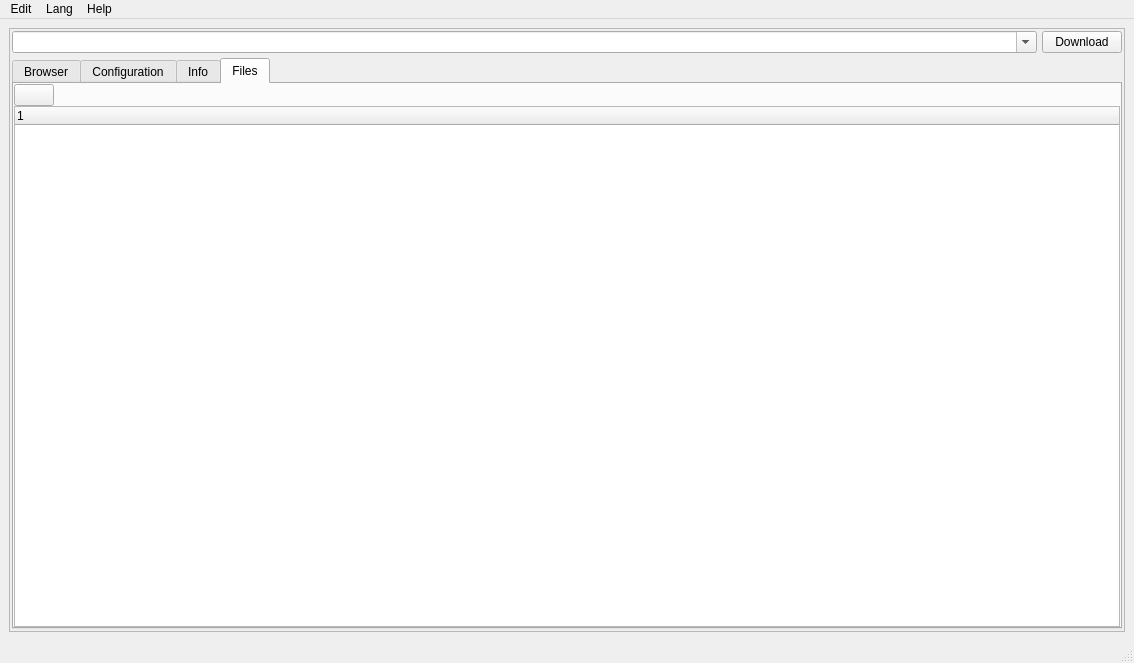
marcosvicente/BaixeAssista, file main/app/win/mainLayout.ui: the form before one commit.
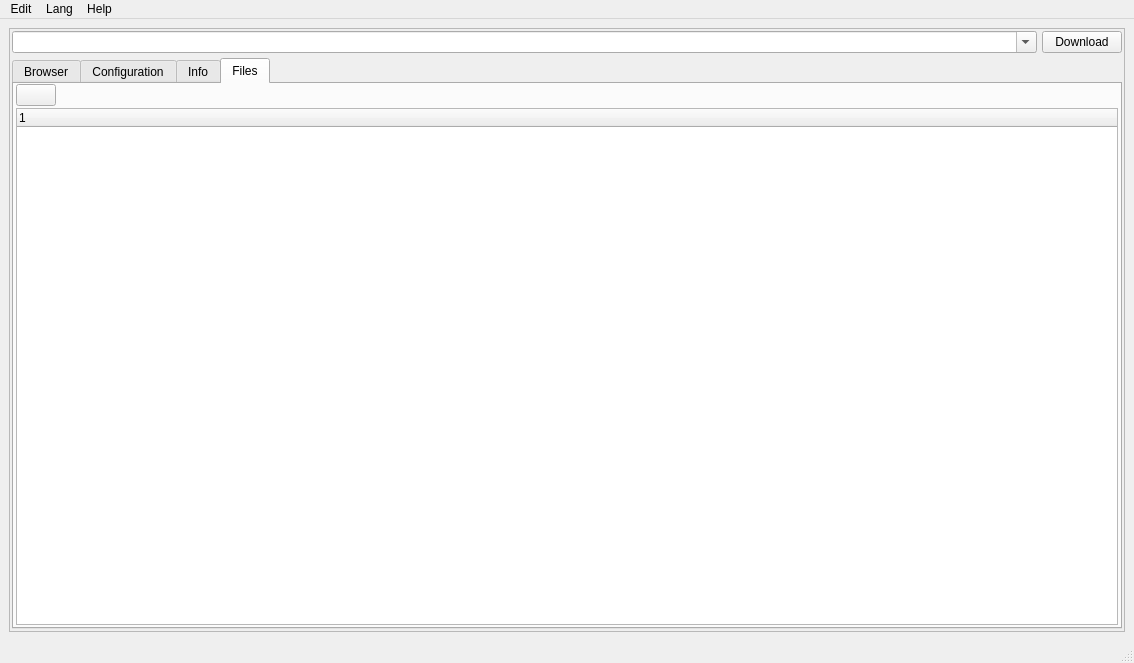
The form after the commit. The open tabs and pages were chosen to show the change. Icons and pictures are not drawn.

The edit to the form file:
```diff
--- a/main/app/win/mainLayout.ui
+++ b/main/app/win/mainLayout.ui
@@ -818,13 +818,25 @@
             </attribute>
             <layout class="QVBoxLayout" name="verticalLayout_11">
              <property name="spacing">
-              <number>0</number>
+              <number>2</number>
              </property>
-             <property name="margin">
+             <property name="leftMargin">
+              <number>2</number>
+             </property>
+             <property name="topMargin">
               <number>0</number>
              </property>
+             <property name="rightMargin">
+              <number>2</number>
+             </property>
+             <property name="bottomMargin">
+              <number>2</number>
+             </property>
              <item>
               <layout class="QHBoxLayout" name="horizontalLayout_6">
+               <property name="leftMargin">
+                <number>0</number>
+               </property>
                <item>
                 <widget class="QPushButton" name="refreshFiles">
                  <property name="text">
```
Left out of the diff: 8 changed lines with no effect on the pictures.
